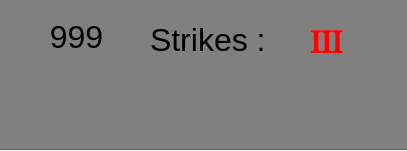
The window that scoreboard.ui (mtthwm/Educational-App) describes before a commit, drawn with Qt 5.
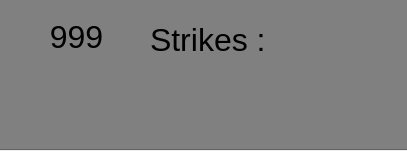
The same window after the commit.

The edit to the form file:
```diff
--- a/scoreboard.ui
+++ b/scoreboard.ui
@@ -90,7 +90,7 @@
      <string notr="true">font-weight: bold; color: red</string>
     </property>
     <property name="text">
-     <string>III</string>
+     <string/>
     </property>
    </widget>
   </widget>
```
